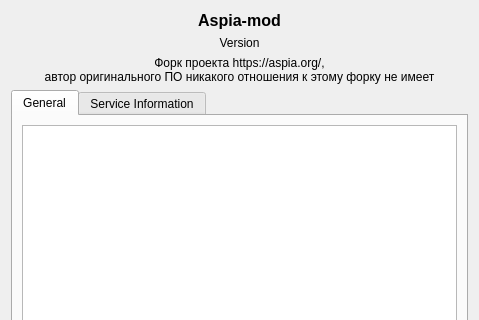
Qt form source/common/desktop/about_dialog.ui (alexandrkut/aspia-mod) before a commit; both pictures show x 0 to 479 and y 0 to 320 of the 479 by 574 pixel window.
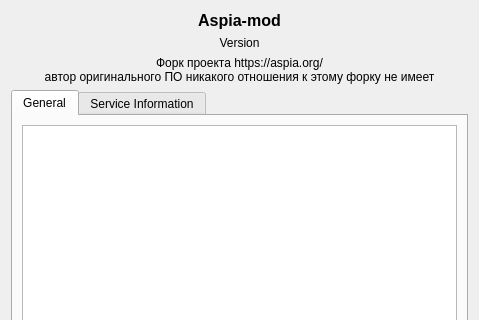
The same form after that commit. Icons and pictures are not drawn.

Commit message:
Drop the comma from the fork statement
The statement reads as two lines now; the comma at the end of the first line carried nothing.

```diff
--- a/source/common/desktop/about_dialog.ui
+++ b/source/common/desktop/about_dialog.ui
@@ -43,7 +43,7 @@
    <item>
     <widget class="QLabel" name="label_copyright">
      <property name="text">
-      <string notr="true">Форк проекта https://aspia.org/,
+      <string notr="true">Форк проекта https://aspia.org/
 автор оригинального ПО никакого отношения к этому форку не имеет</string>
      </property>
      <property name="wordWrap">
```
